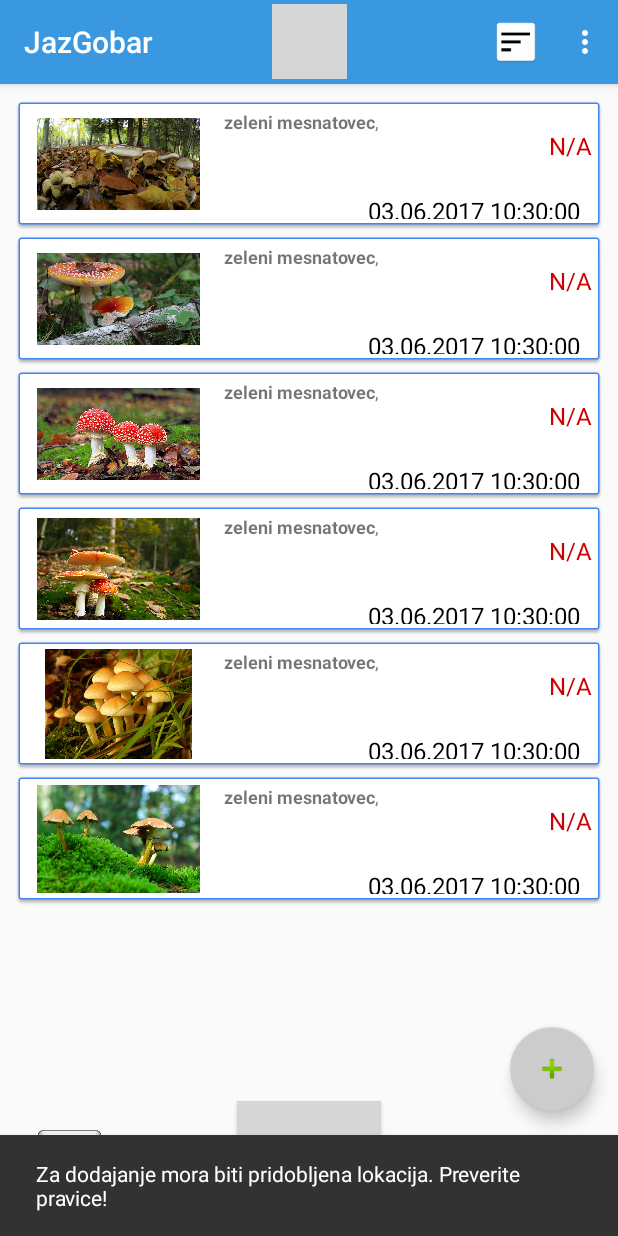
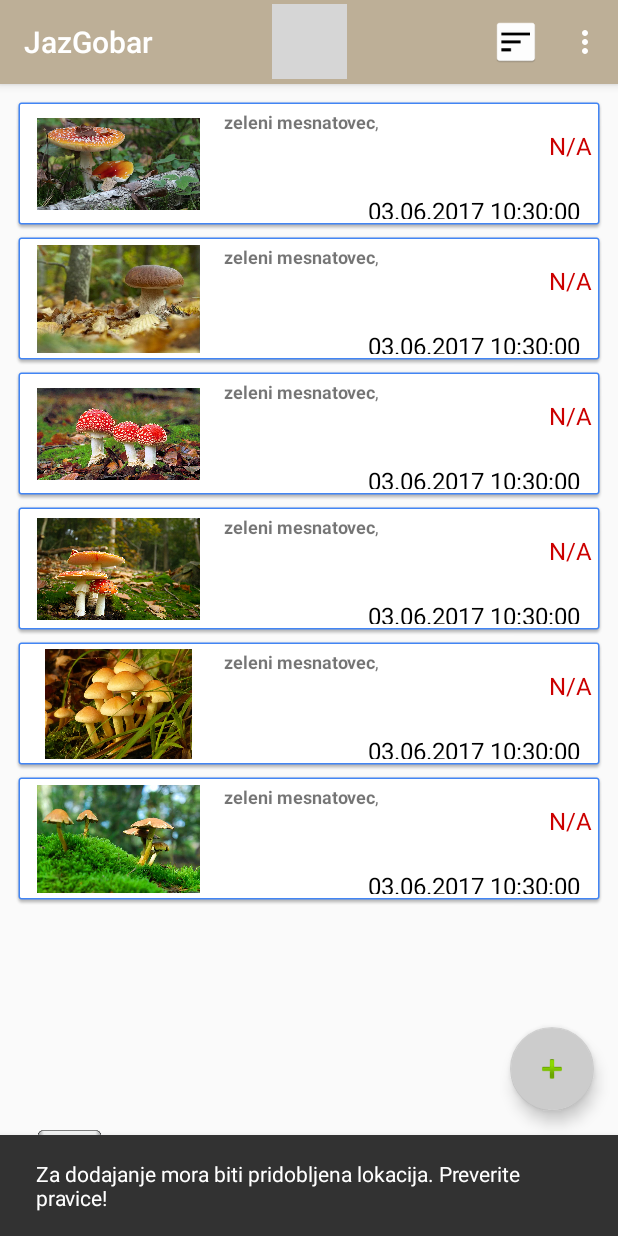
Before and after one commit to cola9/JazGobar, an Android app: the ActivityZacetna screen opened directly, with no data from a screen before it, after a tap on an icon or button, on a phone screen of 412 x 824 dp. Run offline under Robolectric (Android 15) with nearby library versions, the phone set to English and light mode, and no system bars; our stand-ins replace EventBus, Picasso; libraries missing offline, so code that uses them is left out: com.facebook, com.facebook.login, com.karumi.dexter; plain views replace LoginButton, ProfilePictureView; pictures from the network do not load; 4 statements that could not run were skipped; grey boxes are pictures that could not be loaded.

Commit message:
Izboljšal:  - Vizualni izgled aplikacije

```diff
--- a/app/src/main/res/layout/activity_location.xml
+++ b/app/src/main/res/layout/activity_location.xml
@@ -15,6 +15,7 @@
         android:layout_width="0dp"
         android:layout_height="0dp"
         android:cropToPadding="false"
+        android:scaleType="centerCrop"
         app:layout_constraintBottom_toTopOf="@+id/myColorLine1"
         app:layout_constraintHorizontal_bias="0.0"
         app:layout_constraintLeft_toLeftOf="parent"
@@ -111,7 +112,7 @@
         android:layout_marginBottom="3dp"
         android:background="@color/colorWhiteTrans"
         android:text="TextView"
-        android:textColor="@color/colorPrimary"
+        android:textColor="@color/colorPrimaryDark"
         android:textStyle="bold"
         app:layout_constraintBottom_toTopOf="@+id/guideline2"
         app:layout_constraintRight_toRightOf="parent"
@@ -123,7 +124,7 @@
         android:layout_height="wrap_content"
         android:background="@color/colorWhiteTrans"
         android:text="TextView"
-        android:textColor="@color/colorPrimary"
+        android:textColor="@color/colorPrimaryDark"
         android:textStyle="bold"
         app:layout_constraintBottom_toTopOf="@+id/guideline4"
         app:layout_constraintRight_toRightOf="parent"
--- a/app/src/main/res/layout/activity_zacetna_content.xml
+++ b/app/src/main/res/layout/activity_zacetna_content.xml
@@ -97,7 +97,7 @@
         android:layout_marginLeft="8dp"
         android:layout_marginRight="8dp"
         android:layout_marginTop="0dp"
-        android:background="@drawable/com_facebook_button_login_background"
+        android:background="@color/colorPrimaryDark"
         android:onClick="onClickOdjava"
         android:text="Odjava"
         app:layout_constraintBottom_toBottomOf="parent"
--- a/app/src/main/res/values/colors.xml
+++ b/app/src/main/res/values/colors.xml
@@ -1,7 +1,7 @@
 <?xml version="1.0" encoding="utf-8"?>
 <resources>
-    <color name="colorPrimary">#3a98e1</color>
-    <color name="colorPrimaryDark">#303F9F</color>
+    <color name="colorPrimary">#BDAF97</color>
+    <color name="colorPrimaryDark">#88511c</color>
     <color name="colorAccent">#ff4081</color>
     <color name="colorGray">#cccccc</color>
     <color name="colorWhiteTrans">#99FFFFFF</color>
--- a/lib_data/src/main/java/com/example/DataAll.java
+++ b/lib_data/src/main/java/com/example/DataAll.java
@@ -89,10 +89,10 @@ public class DataAll {
         da.userMe = new User("zdravko.colic@student.um.si","Zile","incorrect");
         //da.userMe = new User("nikolaj.colic@student.um.si","NikolajC","incorrect");
         Lokacija tmp;
-        tmp = da.addLocation("Pri kapeli", 46.412644,15.3816058, "goba1",true);
+        tmp = da.addLocation("Pri kapeli", 46.412644,15.3816058, "goba2",true);
         da.addLocationScenarijA(tmp);
         da.userMe = new User("nikolaj.colic@student.um.si","NikolajC","incorrect");
-        tmp = da.addLocation("Zelo veliko gob", 46.362644,15.116058, "goba2",false);
+        tmp = da.addLocation("Zelo veliko gob", 46.362644,15.116058, "goba1",false);
         da.addLocationScenarijA(tmp);
         tmp = da.addLocation("Malo gob", 46.559644,15.639058, "goba3",false);
         da.addLocationScenarijA(tmp);
```
Also changed, not shown: app/src/main/res/layout/activity_location_read_only.xml (+4 -3 lines), app/src/main/res/drawable-hdpi/goba1.jpg.
